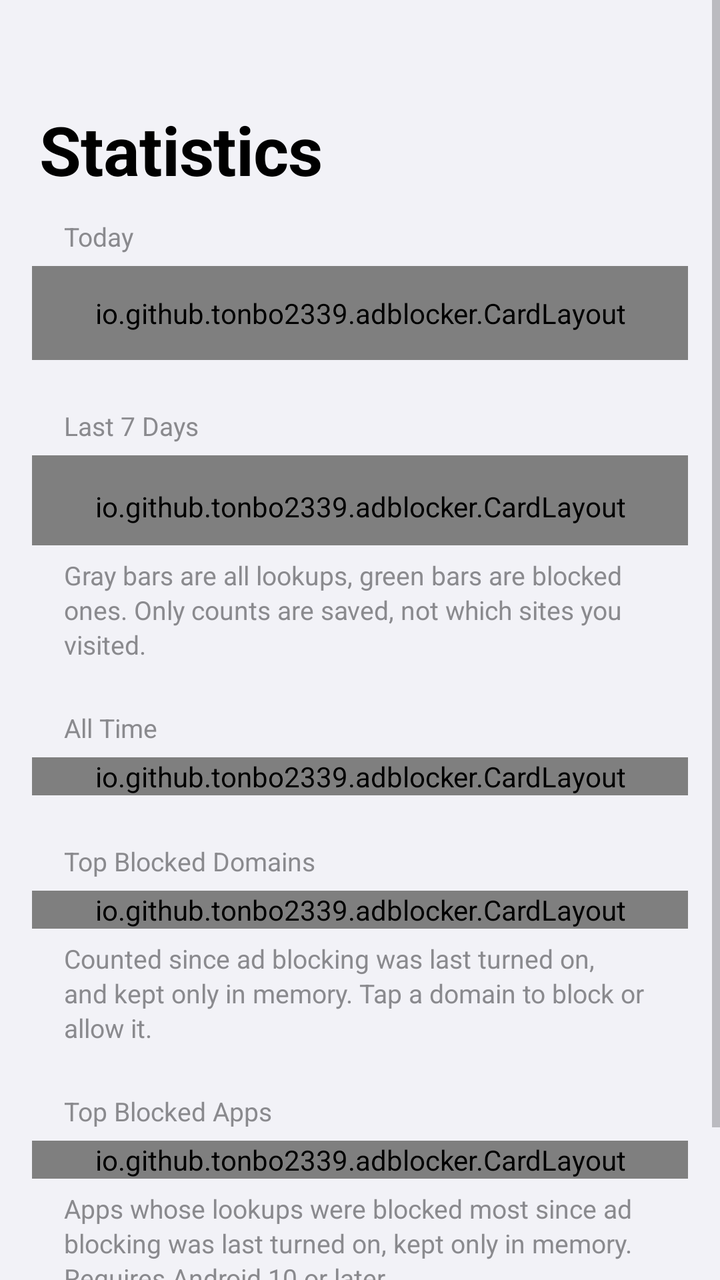
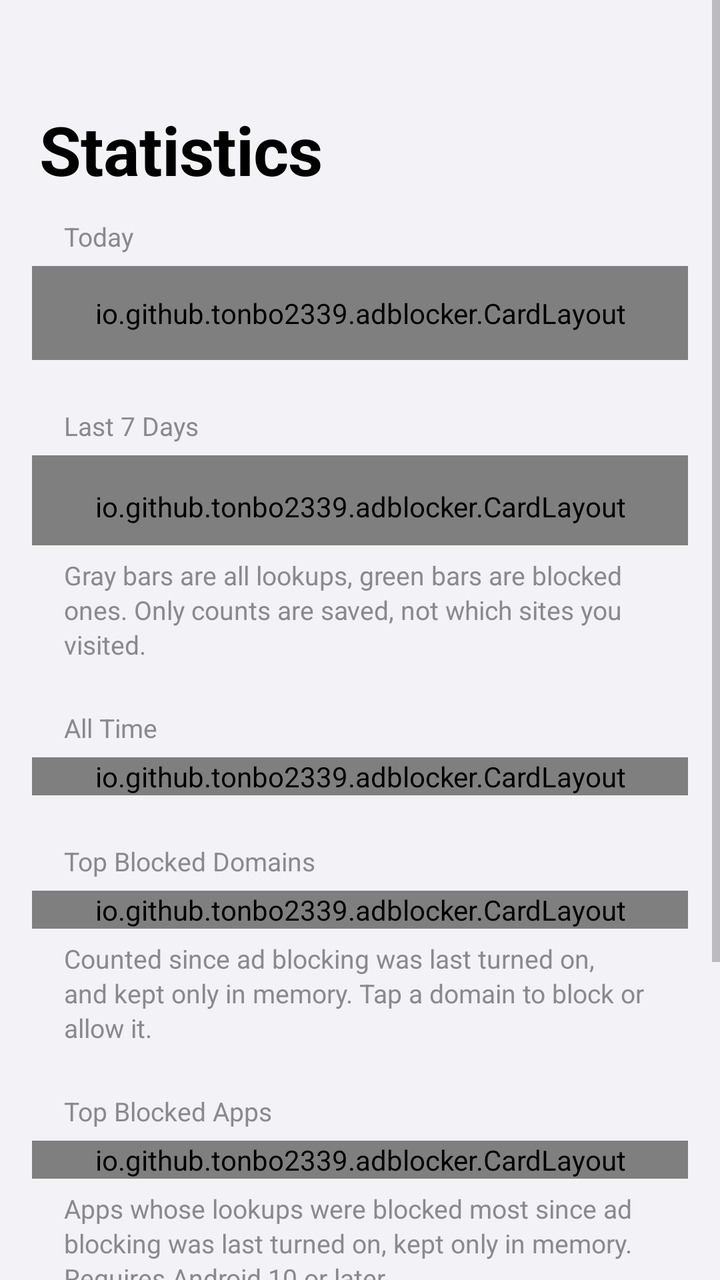

Compare the two renders of this Android layout. The source of the first and the diff that turns it into the second are given below.
<!-- AndroidManifest.xml: application theme Theme.AdBlocker -->
<!-- res/layout/page_stats.xml -->
<?xml version="1.0" encoding="utf-8"?>
<ScrollView xmlns:android="http://schemas.android.com/apk/res/android"
    android:layout_width="match_parent"
    android:layout_height="match_parent"
    android:clipToPadding="false">

    <LinearLayout
        android:layout_width="match_parent"
        android:layout_height="wrap_content"
        android:orientation="vertical"
        android:paddingHorizontal="16dp"
        android:paddingBottom="32dp">

        <TextView
            android:id="@+id/statsTitle"
            style="@style/LargeTitle"
            android:layout_width="wrap_content"
            android:layout_height="wrap_content"
            android:layout_marginStart="4dp"
            android:layout_marginTop="52dp"
            android:text="@string/tab_stats" />

        
        <TextView
            style="@style/SectionHeader"
            android:layout_width="wrap_content"
            android:layout_height="wrap_content"
            android:layout_marginTop="12dp"
            android:text="@string/section_today" />

        <io.github.tonbo2339.adblocker.CardLayout
            style="@style/Card"
            android:orientation="horizontal"
            android:paddingVertical="14dp">

            <LinearLayout style="@style/StatColumn">

                <TextView
                    android:id="@+id/todayBlocked"
                    style="@style/StatNumber"
                    android:textColor="@color/sys_green" />

                <TextView
                    style="@style/StatLabel"
                    android:text="@string/stat_blocked" />
            </LinearLayout>

            <View style="@style/StatDivider" />

            <LinearLayout style="@style/StatColumn">

                <TextView
                    android:id="@+id/todayQueries"
                    style="@style/StatNumber" />

                <TextView
                    style="@style/StatLabel"
                    android:text="@string/stat_queries" />
            </LinearLayout>

            <View style="@style/StatDivider" />

            <LinearLayout style="@style/StatColumn">

                <TextView
                    android:id="@+id/todayRate"
                    style="@style/StatNumber" />

                <TextView
                    style="@style/StatLabel"
                    android:text="@string/stat_rate" />
            </LinearLayout>
        </io.github.tonbo2339.adblocker.CardLayout>

        
        <TextView
            style="@style/SectionHeader"
            android:layout_width="wrap_content"
            android:layout_height="wrap_content"
            android:text="@string/section_week" />

        <io.github.tonbo2339.adblocker.CardLayout
            style="@style/Card"
            android:paddingHorizontal="12dp"
            android:paddingTop="16dp"
            android:paddingBottom="10dp">

            <io.github.tonbo2339.adblocker.BarChartView
                android:id="@+id/weekChart"
                android:layout_width="match_parent"
                android:layout_height="150dp" />

            <TextView
                android:id="@+id/weekSummary"
                android:layout_width="match_parent"
                android:layout_height="wrap_content"
                android:layout_marginTop="8dp"
                android:gravity="center"
                android:textColor="@color/label_secondary"
                android:textSize="13sp" />
        </io.github.tonbo2339.adblocker.CardLayout>

        <TextView
            style="@style/SectionFooter"
            android:layout_width="match_parent"
            android:layout_height="wrap_content"
            android:text="@string/week_footer" />

        
        <TextView
            style="@style/SectionHeader"
            android:layout_width="wrap_content"
            android:layout_height="wrap_content"
            android:text="@string/section_total" />

        <io.github.tonbo2339.adblocker.CardLayout style="@style/Card">

            <LinearLayout style="@style/Row">

                <TextView
                    style="@style/RowTitle"
                    android:text="@string/stat_blocked" />

                <TextView
                    android:id="@+id/totalBlocked"
                    style="@style/RowValue"
                    android:fontFeatureSettings="tnum" />
            </LinearLayout>

            <View style="@style/Separator" />

            <LinearLayout style="@style/Row">

                <TextView
                    style="@style/RowTitle"
                    android:text="@string/stat_queries" />

                <TextView
                    android:id="@+id/totalQueries"
                    style="@style/RowValue"
                    android:fontFeatureSettings="tnum" />
            </LinearLayout>

            <View style="@style/Separator" />

            <LinearLayout style="@style/Row">

                <TextView
                    style="@style/RowTitle"
                    android:text="@string/stat_since" />

                <TextView
                    android:id="@+id/totalSince"
                    style="@style/RowValue" />
            </LinearLayout>
        </io.github.tonbo2339.adblocker.CardLayout>

        
        <TextView
            style="@style/SectionHeader"
            android:layout_width="wrap_content"
            android:layout_height="wrap_content"
            android:text="@string/section_top_domains" />

        <io.github.tonbo2339.adblocker.CardLayout
            android:id="@+id/topDomains"
            style="@style/Card" />

        <TextView
            style="@style/SectionFooter"
            android:layout_width="match_parent"
            android:layout_height="wrap_content"
            android:text="@string/top_domains_footer" />

        
        <TextView
            style="@style/SectionHeader"
            android:layout_width="wrap_content"
            android:layout_height="wrap_content"
            android:text="@string/section_top_apps" />

        <io.github.tonbo2339.adblocker.CardLayout
            android:id="@+id/topApps"
            style="@style/Card" />

        <TextView
            style="@style/SectionFooter"
            android:layout_width="match_parent"
            android:layout_height="wrap_content"
            android:text="@string/top_apps_footer" />

        <io.github.tonbo2339.adblocker.CardLayout
            style="@style/Card"
            android:layout_marginTop="28dp">

            <LinearLayout
                android:id="@+id/resetRow"
                style="@style/Row.Clickable">

                <TextView
                    style="@style/RowTitle"
                    android:gravity="center"
                    android:text="@string/stats_reset"
                    android:textColor="@color/sys_red" />
            </LinearLayout>
        </io.github.tonbo2339.adblocker.CardLayout>
    </LinearLayout>
</ScrollView>
<!-- resources referenced by this layout -->
<resources>
  <color name="label_secondary">#8A8A8E</color>
  <color name="sys_green">#34C759</color>
  <color name="sys_red">#FF3B30</color>
  <string name="section_today">Today</string>
  <string name="section_top_apps">Top Blocked Apps</string>
  <string name="section_top_domains">Top Blocked Domains</string>
  <string name="section_total">All Time</string>
  <string name="section_week">Last 7 Days</string>
  <string name="stat_blocked">Blocked</string>
  <string name="stat_queries">Queries</string>
  <string name="stat_rate">Block Rate</string>
  <string name="stat_since">Counting Since</string>
  <string name="stats_reset">Reset Statistics</string>
  <string name="tab_stats">Statistics</string>
  <string name="top_apps_footer">Apps whose lookups were blocked most since ad blocking was last turned on, kept only in memory. Requires Android 10 or later.</string>
  <string name="top_domains_footer">Counted since ad blocking was last turned on, and kept only in memory. Tap a domain to block or allow it.</string>
  <string name="week_footer">Gray bars are all lookups, green bars are blocked ones. Only counts are saved, not which sites you visited.</string>
  <style name="Card">
          <item name="android:layout_width">match_parent</item>
          <item name="android:layout_height">wrap_content</item>
          <item name="android:background">@drawable/bg_card</item>
          <item name="android:orientation">vertical</item>
      </style>
  <style name="LargeTitle">
          <item name="android:textSize">34sp</item>
          <item name="android:textStyle">bold</item>
          <item name="android:textColor">@color/label</item>
          <item name="android:letterSpacing">-0.01</item>
      </style>
  <style name="Row.Clickable">
          <item name="android:background">@drawable/bg_row_pressed</item>
          <item name="android:clickable">true</item>
          <item name="android:focusable">true</item>
      </style>
  <style name="RowValue">
          <item name="android:layout_width">wrap_content</item>
          <item name="android:layout_height">wrap_content</item>
          <item name="android:textSize">17sp</item>
          <item name="android:textColor">@color/label_secondary</item>
      </style>
  <style name="Separator">
          <item name="android:layout_width">match_parent</item>
          <item name="android:layout_height">0.5dp</item>
          <item name="android:layout_marginStart">16dp</item>
          <item name="android:background">@color/separator</item>
      </style>
  <style name="StatDivider">
          <item name="android:layout_width">0.5dp</item>
          <item name="android:layout_height">match_parent</item>
          <item name="android:background">@color/separator</item>
      </style>
  <style name="StatLabel">
          <item name="android:layout_width">wrap_content</item>
          <item name="android:layout_height">wrap_content</item>
          <item name="android:textColor">@color/label_secondary</item>
          <item name="android:textSize">13sp</item>
      </style>
  <!-- drawable bg_card (drawable) -->
  <?xml version="1.0" encoding="utf-8"?>
  <shape xmlns:android="http://schemas.android.com/apk/res/android" android:shape="rectangle">
      <solid android:color="@color/bg_card" />
      <corners android:radius="12dp" />
  </shape>
  <color name="label">#000000</color>
  <color name="separator">#D1D1D6</color>
  <color name="accent_blue">#007AFF</color>
  <color name="accent_green">#34C759</color>
  <color name="bg_grouped">#F2F2F7</color>
  <color name="bg_card">#FFFFFF</color>
  <color name="row_pressed">#D1D1D6</color>
  <!-- unchanged entries left out for length: 9 -->
</resources>

<!-- the commit's change to res/layout/page_stats.xml (unified diff, before → after) -->
@@ -189,6 +189,23 @@
             android:layout_height="wrap_content"
             android:text="@string/top_apps_footer" />
 
+        
+        <TextView
+            style="@style/SectionHeader"
+            android:layout_width="wrap_content"
+            android:layout_height="wrap_content"
+            android:text="@string/section_by_list" />
+
+        <io.github.tonbo2339.adblocker.CardLayout
+            android:id="@+id/byList"
+            style="@style/Card" />
+
+        <TextView
+            style="@style/SectionFooter"
+            android:layout_width="match_parent"
+            android:layout_height="wrap_content"
+            android:text="@string/by_list_footer" />
+
         <io.github.tonbo2339.adblocker.CardLayout
             style="@style/Card"
             android:layout_marginTop="28dp">
<!-- resource entries referenced after the edit -->
@@ -3,6 +3,8 @@
   <color name="label_secondary">#8A8A8E</color>
   <color name="sys_green">#34C759</color>
   <color name="sys_red">#FF3B30</color>
+  <string name="by_list_footer">How many of this session\'s blocks each list covers, counting domains that are in the lists. A domain that is in several lists counts for each of them.</string>
+  <string name="section_by_list">By Blocklist</string>
   <string name="section_today">Today</string>
   <string name="section_top_apps">Top Blocked Apps</string>
   <string name="section_top_domains">Top Blocked Domains</string>
